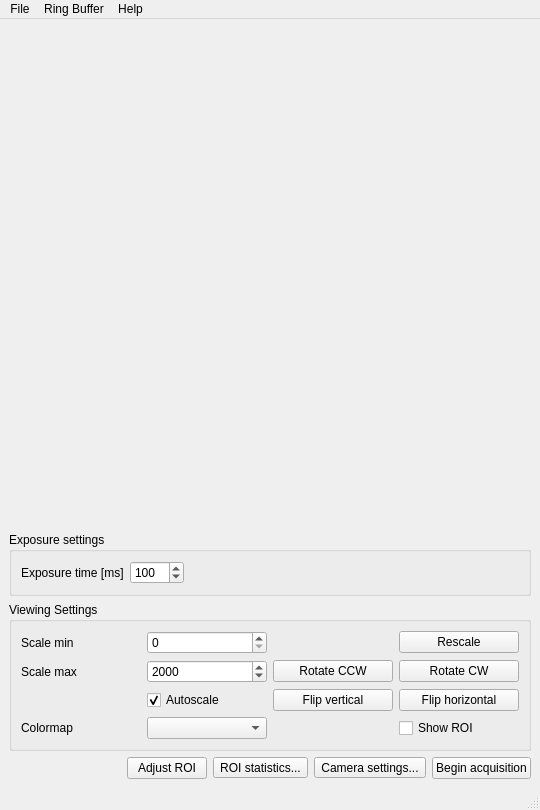
Before: the Qt Designer form viewer/viewer.ui in lcici/qCamera, drawn with Qt 5.
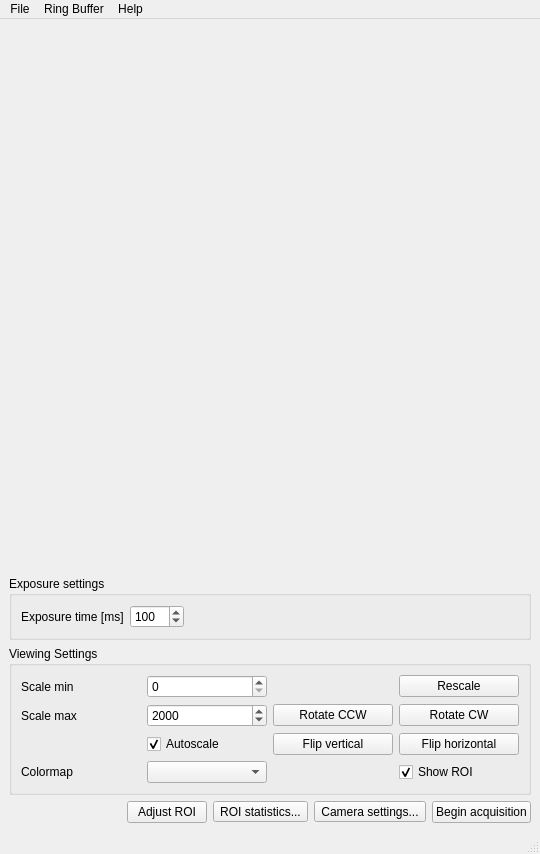
After: the same form once the commit is applied. Icons and pictures are not drawn. Custom widgets are drawn as their Qt base class.

The edit to the form file:
```diff
--- a/viewer/viewer.ui
+++ b/viewer/viewer.ui
@@ -2,15 +2,12 @@
 <ui version="4.0">
  <class>MainWindow</class>
  <widget class="QMainWindow" name="MainWindow">
-  <property name="enabled">
-   <bool>true</bool>
-  </property>
   <property name="geometry">
    <rect>
     <x>0</x>
     <y>0</y>
     <width>540</width>
-    <height>810</height>
+    <height>854</height>
    </rect>
   </property>
   <property name="windowTitle">
@@ -188,12 +185,12 @@
          </item>
          <item row="3" column="3">
           <widget class="QCheckBox" name="showROIBox">
-           <property name="enabled">
-            <bool>true</bool>
-           </property>
            <property name="text">
             <string>Show ROI</string>
            </property>
+           <property name="checked">
+            <bool>true</bool>
+           </property>
           </widget>
          </item>
          <item row="2" column="2">
```
Left out of the diff: 4 changed lines with no effect on the pictures.
